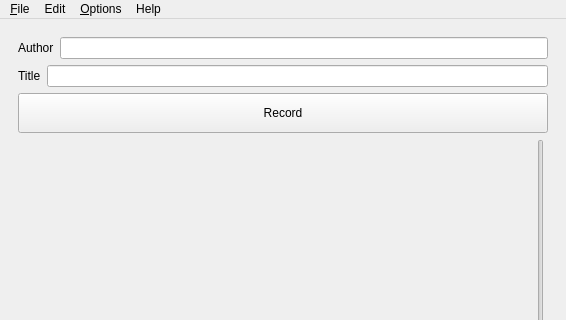
The window that src/freeseer/frontend/default/forms/freeseer_ui_qt.ui (tommie/freeseer) describes before a commit, drawn with Qt 5; both pictures show x 0 to 566 and y 0 to 320 of the 566 by 553 pixel window.
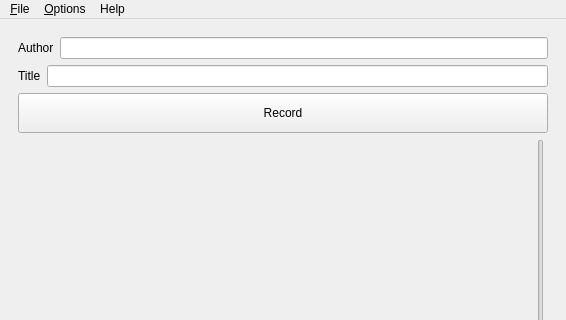
The same window after the commit. Icons and pictures are not drawn.

Commit message: Remove Edit menu.

Diff of the .ui file:
```diff
--- a/src/freeseer/frontend/default/forms/freeseer_ui_qt.ui
+++ b/src/freeseer/frontend/default/forms/freeseer_ui_qt.ui
@@ -210,16 +210,9 @@
       <string>Language</string>
      </property>
     </widget>
-    <addaction name="menuLanguage"/>
-   </widget>
-   <widget class="QMenu" name="menuEdit">
-    <property name="title">
-     <string>Edit</string>
-    </property>
     <addaction name="actionPreferences"/>
    </widget>
    <addaction name="menuFile"/>
-   <addaction name="menuEdit"/>
    <addaction name="menuOptions"/>
    <addaction name="menuHelp"/>
   </widget>
```
Left out of the diff: 1 changed line with no effect on the pictures.
